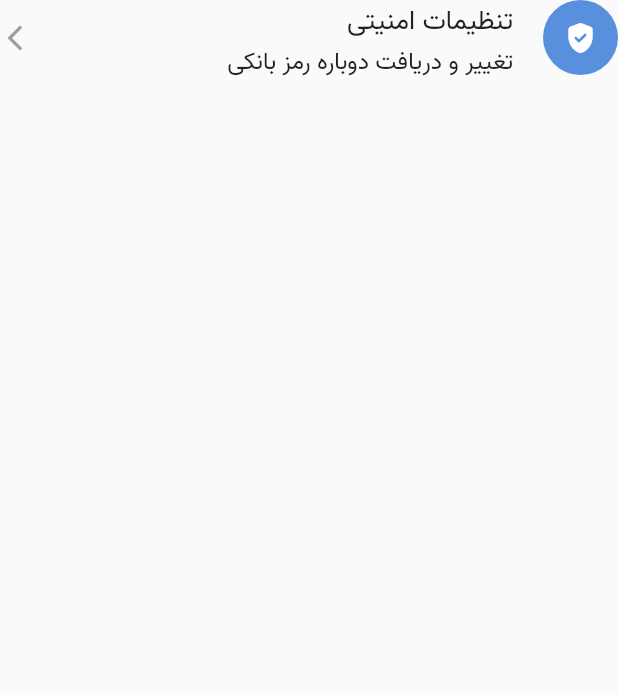
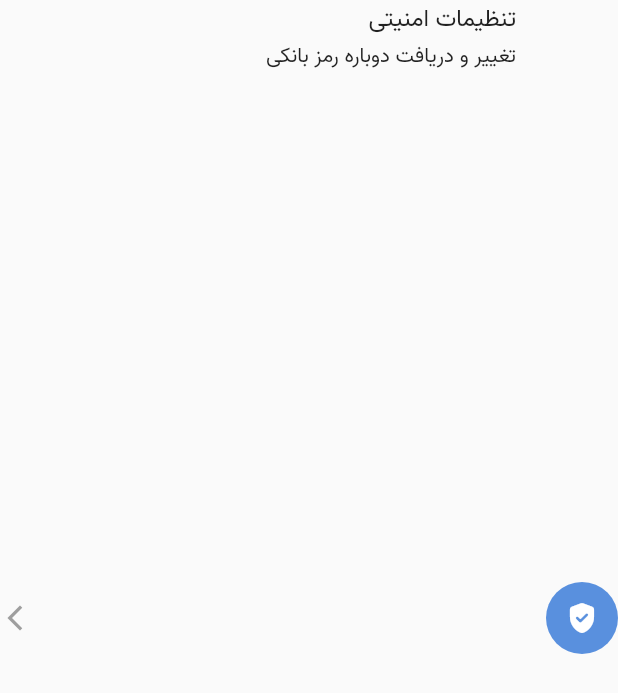
Before and after one commit to aliazimoshan/BluBank, a Flutter app: the Cardcartscreenwidget widget shown alone on an empty page, opened directly, on a phone screen of 412 x 824 dp. Shown: the top 693 px of the screen. Run offline on Flutter 3.47's test engine with Material 2 defaults, Android fonts, the phone set to English and light mode, and no system bars; our stand-ins replace flip_card, sliding_sheet.

Commit message:
some problems

```diff
--- a/lib/view/screens/lham/cartScreen.dart
+++ b/lib/view/screens/lham/cartScreen.dart
@@ -1,4 +1,3 @@
-import 'package:blubank/constant/colors.dart';
 import 'package:blubank/constant/dimensions.dart';
 import 'package:blubank/view/screens/lham/profileScreen.dart';
 import 'package:blubank/view/widgets/appBar_widget.dart';
--- a/lib/view/screens/lham/profileScreen.dart
+++ b/lib/view/screens/lham/profileScreen.dart
@@ -89,11 +89,12 @@ class _ProfileScreenState extends State<ProfileScreen> {
     return Scaffold(
       appBar: AppBarWidget(text: "تنظیمات"),
       body: Container(
-        padding: EdgeInsets.fromLTRB(25, 25, 25, 0),
+        padding: EdgeInsets.fromLTRB(0, 25, 0, 0),
         color: Colors.white,
         width: BluDimensions.width(context),
         height: BluDimensions.height(context),
         child: ListView(
+          padding: EdgeInsets.fromLTRB(25, 0, 25, 0),
           children: [
             Column(
               children: [
--- a/lib/view/widgets/card_cartScreen_widget.dart
+++ b/lib/view/widgets/card_cartScreen_widget.dart
@@ -19,7 +19,6 @@ class Cardcartscreenwidget extends StatelessWidget {
   Widget build(BuildContext context) {
     return Container(
       width: BluDimensions.width(context),
-      height: 50,
       child: Row(
         children: [
           Container(
@@ -27,34 +26,43 @@ class Cardcartscreenwidget extends StatelessWidget {
               borderRadius: BorderRadius.circular(50),
               color: circlecolor ?? BluColor.primaryColor,
             ),
-            width: 50,
+            height: 48,
+            width: 48,
             child: Center(
               child: Icon(
                 whiteicon,
                 color: Colors.white,
+                size: 24,
               ),
             ),
           ),
           SizedBox(width: 20),
-          Column(
+          Expanded(
+            child: Container(
+              child: Column(
                 crossAxisAlignment: CrossAxisAlignment.start,
                 children: [
                   Container(
                     child: Text(
                       title,
-                  style: TextStyle(fontSize: 18),
+                      maxLines: 1,
+                      style: TextStyle(fontSize: 16),
                       textAlign: TextAlign.right,
                     ),
                   ),
                   Container(
                     child: Text(
                       text,
-                  style: TextStyle(fontSize: 16),
+                      style: TextStyle(fontSize: 14),
+                      maxLines: 1,
+                      overflow: TextOverflow.ellipsis,
+                      softWrap: false,
                     ),
                   ),
                 ],
               ),
-          Spacer(),
+            ),
+          ),
           Container(
             child: Center(
               child: Icon(
```
Also changed, not shown: lib/view/widgets/button_cartScreen_widget.dart (+8 -9 lines), lib/view/widgets/cartscreen_modal_widget.dart (+6 -4 lines). Lines whose indentation alone changed are shown as unchanged.
